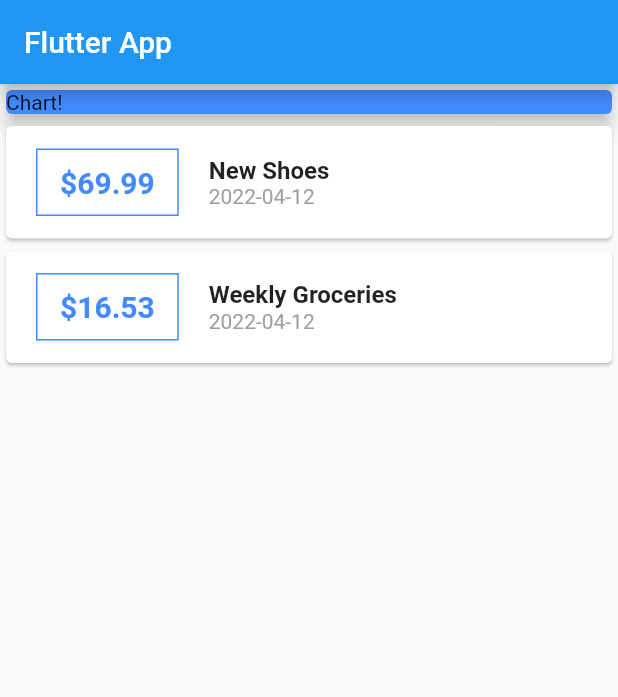
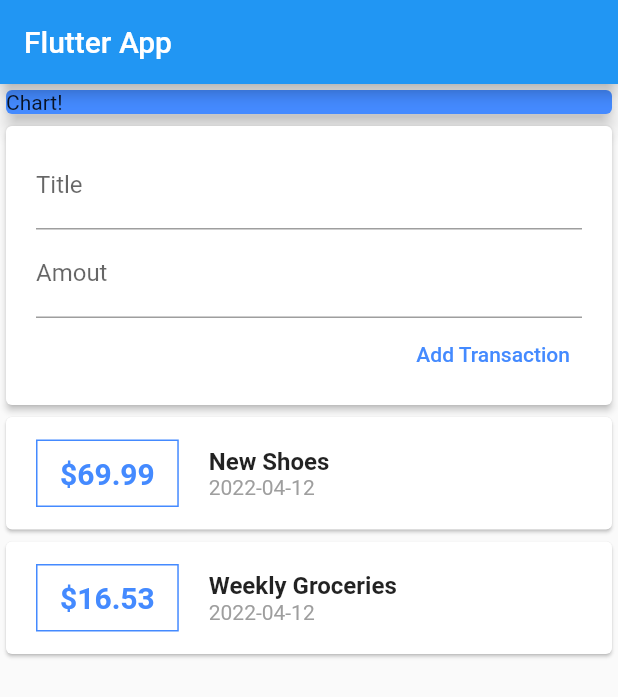
Before and after one commit to shalithacode/personal_expences_app, a Flutter app: the screen it shows after launch, on a phone screen of 412 x 824 dp. Shown: the top 697 px of the screen. Run offline on Flutter 3.47's test engine with Material 2 defaults, Android fonts, the light colour scheme and no system bars.

Commit message:
added 2  text edting controllers

```diff
--- a/lib/main.dart
+++ b/lib/main.dart
@@ -11,18 +11,24 @@ class MyApp extends StatelessWidget {
 
   final List<Transaction> transaction = [
     Transaction(
-      id: 't1',
+      id: '1',
       title: 'New Shoes',
       amount: 69.99,
       date: DateTime.now(),
     ),
     Transaction(
-      id: 't2',
+      id: '2',
       title: 'Weekly Groceries',
       amount: 16.53,
       date: DateTime.now(),
     ),
   ];
+
+  // String? titleInput;
+  // String? amountInput;
+
+  final titleController = TextEditingController();
+  final amountController = TextEditingController();
   // This widget is the root of your application.
   @override
   Widget build(BuildContext context) {
@@ -41,6 +47,38 @@ class MyApp extends StatelessWidget {
                   color: Colors.blueAccent,
                   child: Text("Chart!"),
                   elevation: 5,
+                ),
+              ),
+              Card(
+                elevation: 2,
+                child: Container(
+                  margin: EdgeInsets.symmetric(vertical: 10, horizontal: 20),
+                  child: Column(
+                    crossAxisAlignment: CrossAxisAlignment.end,
+                    children: [
+                      TextField(
+                        decoration: InputDecoration(labelText: "Title"),
+                        controller: titleController,
+                        // onChanged: (value) {
+                        //   titleInput = value;
+                        // },
+                      ),
+                      TextField(
+                        decoration: InputDecoration(labelText: "Amout"),
+                        controller: amountController,
+                        // onChanged: (value) {
+                        //   amountInput = value;
+                        // },
+                      ),
+                      TextButton(
+                        onPressed: () {},
+                        child: Text("Add Transaction"),
+                        style: TextButton.styleFrom(
+                          primary: Colors.blueAccent,
+                        ),
+                      )
+                    ],
+                  ),
                 ),
               ),
               Column(
```
